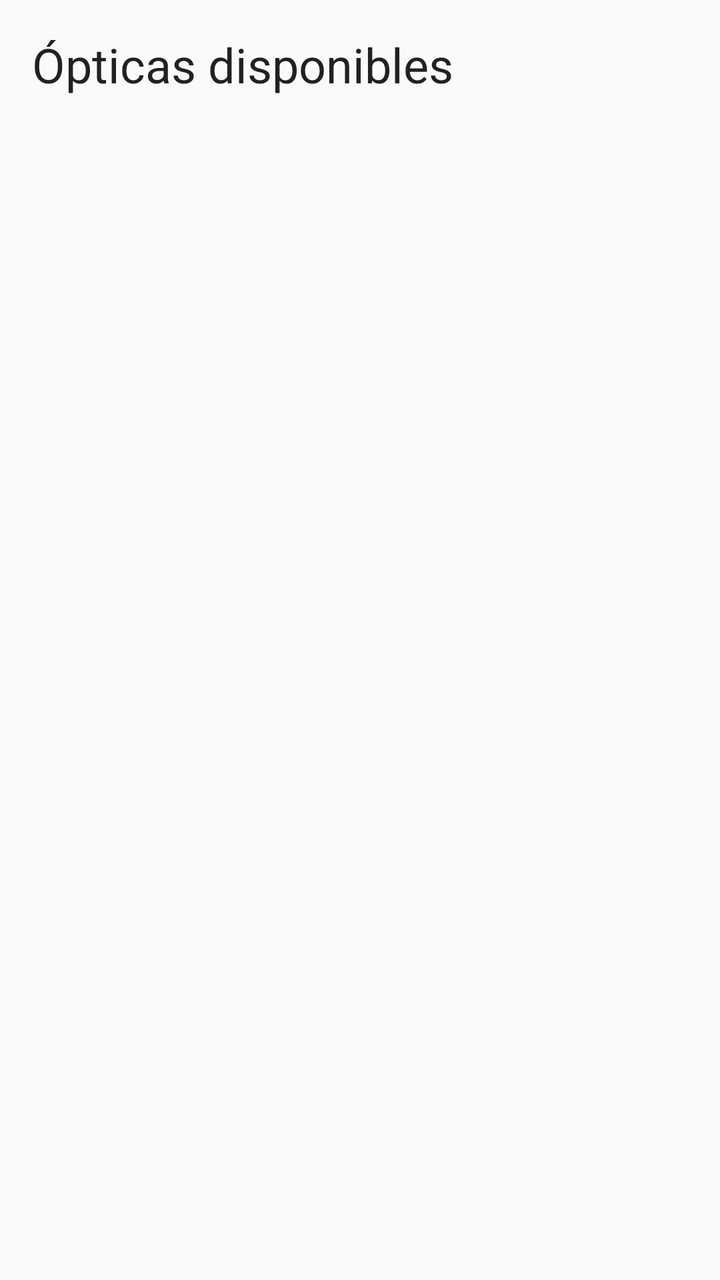
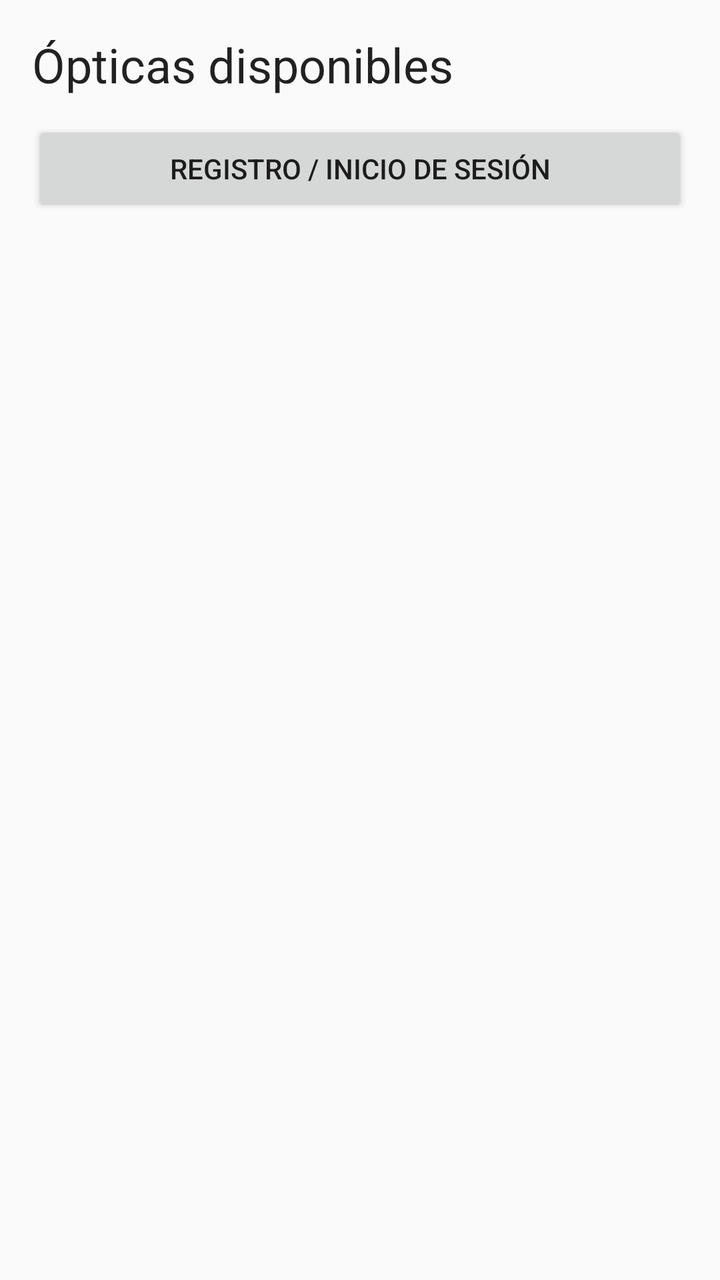

The first picture is an Android layout as it rendered before a commit; the second is the same layout after the commit. The layout source and the unified diff follow.
<!-- AndroidManifest.xml: application theme Theme.LogixOptiFlow -->
<!-- res/layout/activity_main.xml -->
<?xml version="1.0" encoding="utf-8"?>
<LinearLayout xmlns:android="http://schemas.android.com/apk/res/android"
    android:layout_width="match_parent"
    android:layout_height="match_parent"
    android:orientation="vertical"
    android:padding="16dp">

    <TextView
        android:id="@+id/titleText"
        android:layout_width="match_parent"
        android:layout_height="wrap_content"
        android:text="@string/optical_stores_title"
        android:textAppearance="@android:style/TextAppearance.Material.Headline"
        android:paddingBottom="12dp" />

    <ProgressBar
        android:id="@+id/loadingIndicator"
        android:layout_width="wrap_content"
        android:layout_height="wrap_content"
        android:layout_gravity="center_horizontal"
        android:visibility="gone" />

    <TextView
        android:id="@+id/statusText"
        android:layout_width="match_parent"
        android:layout_height="wrap_content"
        android:paddingBottom="8dp"
        android:textAppearance="@android:style/TextAppearance.Material.Body1" />

    <ListView
        android:id="@+id/storeList"
        android:layout_width="match_parent"
        android:layout_height="0dp"
        android:layout_weight="1"
        android:divider="@android:color/darker_gray"
        android:dividerHeight="1dp" />

</LinearLayout>
<!-- resources referenced by this layout -->
<resources>
  <string name="optical_stores_title">Ópticas disponibles</string>
  <style name="Theme.LogixOptiFlow" parent="Theme.AppCompat.Light.NoActionBar" />
</resources>

<!-- the commit's change to res/layout/activity_main.xml (unified diff, before → after) -->
@@ -12,6 +12,13 @@
         android:text="@string/optical_stores_title"
         android:textAppearance="@android:style/TextAppearance.Material.Headline"
         android:paddingBottom="12dp" />
+
+    <Button
+        android:id="@+id/openAuthButton"
+        android:layout_width="match_parent"
+        android:layout_height="wrap_content"
+        android:layout_marginBottom="8dp"
+        android:text="@string/open_auth_screen" />
 
     <ProgressBar
         android:id="@+id/loadingIndicator"
<!-- resource entries referenced after the edit -->
@@ -1,5 +1,6 @@
 <!-- resources referenced by this layout -->
 <resources>
+  <string name="open_auth_screen">Registro / inicio de sesión</string>
   <string name="optical_stores_title">Ópticas disponibles</string>
   <style name="Theme.LogixOptiFlow" parent="Theme.AppCompat.Light.NoActionBar" />
 </resources>
